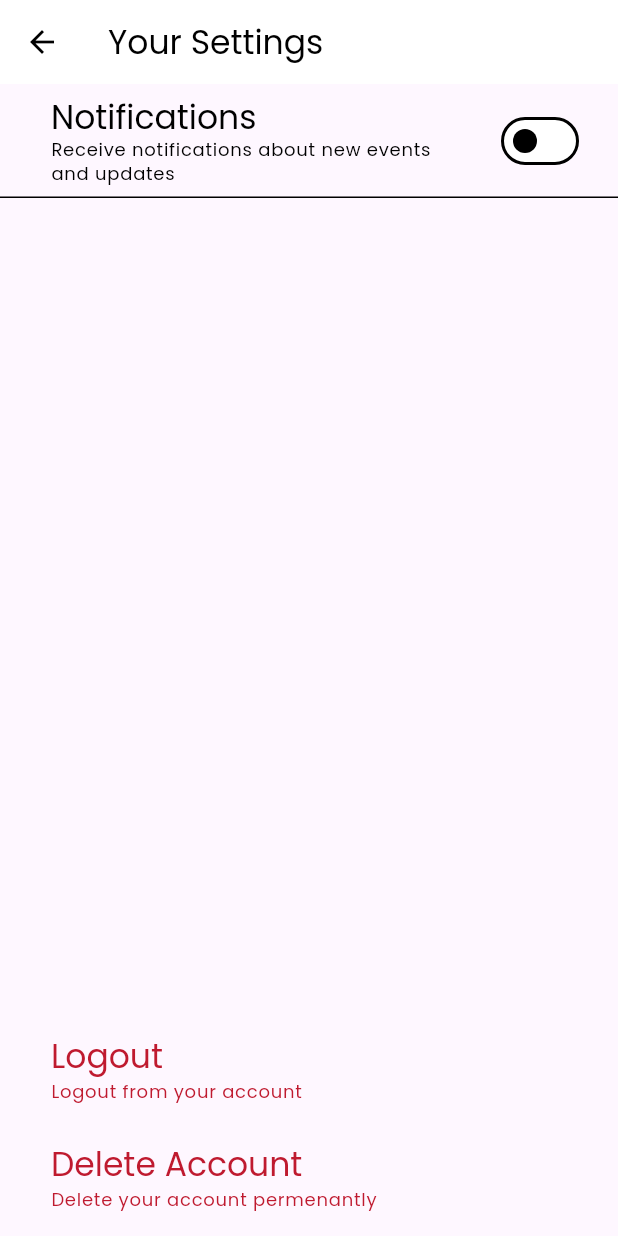
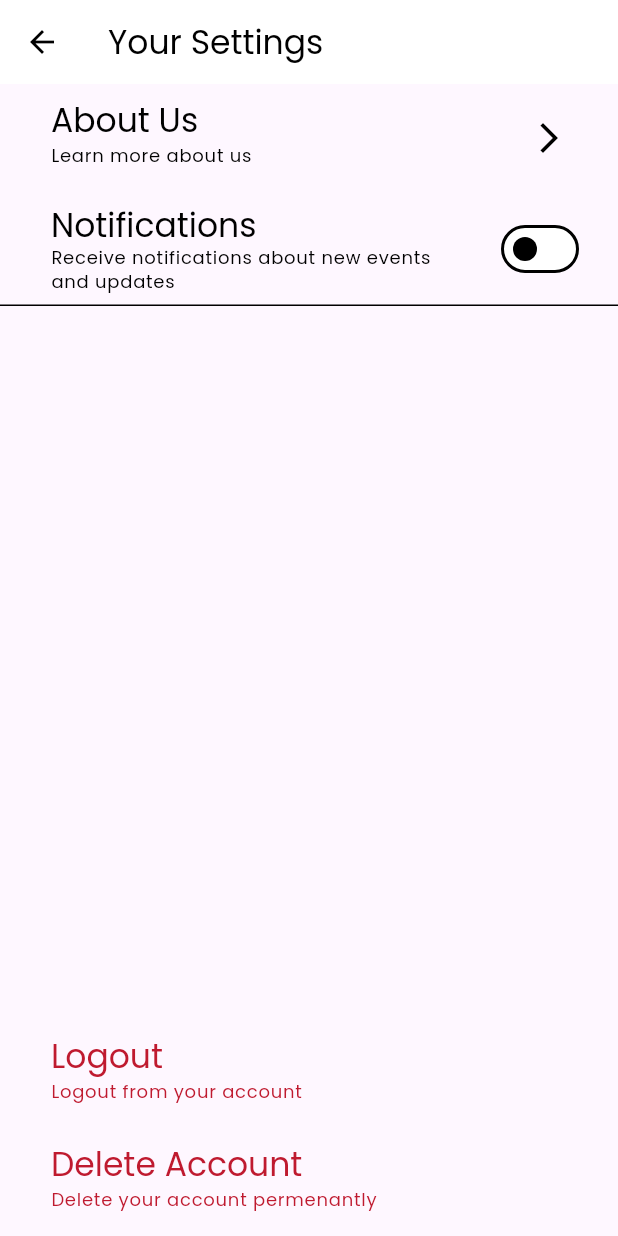
Before and after one commit to omar-sherif9992/GUConnect, a Flutter app: the SettingsScreen screen opened by its route, on a phone screen of 412 x 824 dp. Run offline on Flutter 3.47's test engine with Material 3 defaults, Android fonts, the phone set to English and light mode, and no system bars; our stand-ins replace cached_network_image, cloud_firestore, device_preview, email_validator, emoji_picker_flutter, firebase_auth and 8 more; missing offline and left inert: flutter_phone_direct_caller, mailer; accounts and stored records are empty; key blocks and very long unbroken strings in the code were emptied for the run.

Commit message:
about us screen

```diff
--- a/app/lib/src/screens/user/settings.dart
+++ b/app/lib/src/screens/user/settings.dart
@@ -1,6 +1,7 @@
 import 'package:GUConnect/routes.dart';
 import 'package:GUConnect/src/models/User.dart';
 import 'package:GUConnect/src/providers/UserProvider.dart';
+import 'package:GUConnect/src/screens/common/about.dart';
 import 'package:GUConnect/src/widgets/message_dialog.dart';
 import 'package:flutter/material.dart';
 import 'package:provider/provider.dart';
@@ -45,6 +46,32 @@ class _SettingsScreenState extends State<SettingsScreen> {
       ),
       body: Column(
         children: [
+          ListTile(
+            title: Text(
+              'About Us',
+              style: Theme.of(context).textTheme.titleLarge!.copyWith(
+                    color: Theme.of(context).colorScheme.onBackground,
+                  ),
+            ),
+            subtitle: Text(
+              'Learn more about us',
+              style: Theme.of(context).textTheme.labelMedium!.copyWith(
+                    color: Theme.of(context).colorScheme.onBackground,
+                  ),
+            ),
+            trailing: IconButton(
+              icon: const Icon(Icons.arrow_forward_ios),
+              onPressed: () async {
+                await Navigator.of(context).push(
+                  MaterialPageRoute(
+                    builder: (context) => AboutScreen(),
+                    maintainState: false,
+                  ),
+                );
+              },
+            ),
+            contentPadding: const EdgeInsets.only(left: 34, right: 22),
+          ),
           SwitchListTile.adaptive(
             value: _isNotification,
             onChanged: (isChecked) async {
```
Also changed, not shown: app/lib/src/screens/common/about.dart (added, +50 -0 lines).
